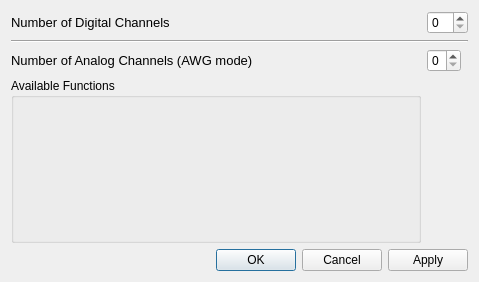
First picture: the form in gui/pulsed/ui_pulsed_main_gui_settings_block_gen.ui, repository Ulm-IQO/qudi, before the edit.
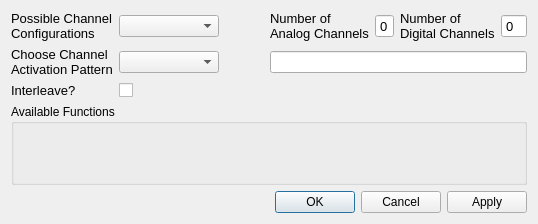
Second picture: the form after the edit.

Commit message: Completely restructure the Block Settings ui window for the needed purpose. Include more stuff, which can be chosen now.

The edit to the form file:
```diff
--- a/gui/pulsed/ui_pulsed_main_gui_settings_block_gen.ui
+++ b/gui/pulsed/ui_pulsed_main_gui_settings_block_gen.ui
@@ -6,28 +6,59 @@
    <rect>
     <x>0</x>
     <y>0</y>
-    <width>479</width>
-    <height>282</height>
+    <width>538</width>
+    <height>224</height>
    </rect>
   </property>
   <property name="windowTitle">
-   <string>qudi: Confocal - Settings</string>
+   <string>qudi: Pulsed - Block Generator Settings</string>
   </property>
   <layout class="QGridLayout" name="gridLayout_2">
-   <item row="2" column="0">
-    <widget class="QDialogButtonBox" name="buttonBox">
-     <property name="orientation">
-      <enum>Qt::Horizontal</enum>
-     </property>
-     <property name="standardButtons">
-      <set>QDialogButtonBox::Apply|QDialogButtonBox::Cancel|QDialogButtonBox::Ok</set>
-     </property>
-    </widget>
-   </item>
-   <item row="1" column="0">
+   <item row="0" column="0">
     <layout class="QGridLayout" name="gridLayout">
-     <item row="0" column="1">
+     <item row="5" column="0" colspan="7">
+      <widget class="QGroupBox" name="groupBox">
+       <property name="title">
+        <string>Available Functions</string>
+       </property>
+       <layout class="QGridLayout" name="gridLayout_4">
+        <item row="0" column="0">
+         <layout class="QGridLayout" name="gridLayout_3"/>
+        </item>
+       </layout>
+      </widget>
+     </item>
+     <item row="0" column="5">
+      <widget class="QLabel" name="label_3">
+       <property name="font">
+        <font>
+         <pointsize>10</pointsize>
+        </font>
+       </property>
+       <property name="text">
+        <string>&lt;html&gt;&lt;head/&gt;&lt;body&gt;&lt;p&gt;Number of &lt;br/&gt;Digital Channels&lt;/p&gt;&lt;/body&gt;&lt;/html&gt;</string>
+       </property>
+      </widget>
+     </item>
+     <item row="0" column="6">
       <widget class="QSpinBox" name="digital_channels_SpinBox">
+       <property name="maximumSize">
+        <size>
+         <width>40</width>
+         <height>16777215</height>
+        </size>
+       </property>
+       <property name="font">
+        <font>
+         <pointsize>10</pointsize>
+        </font>
+       </property>
+       <property name="readOnly">
+        <bool>true</bool>
+       </property>
+       <property name="buttonSymbols">
+        <enum>QAbstractSpinBox::NoButtons</enum>
+       </property>
        <property name="minimum">
         <number>0</number>
        </property>
@@ -39,19 +70,7 @@
        </property>
       </widget>
      </item>
-     <item row="0" column="0">
-      <widget class="QLabel" name="label_3">
-       <property name="font">
-        <font>
-         <pointsize>10</pointsize>
-        </font>
-       </property>
-       <property name="text">
-        <string>Number of Digital Channels</string>
-       </property>
-      </widget>
-     </item>
-     <item row="4" column="0">
+     <item row="0" column="3">
       <widget class="QLabel" name="label_4">
        <property name="font">
         <font>
@@ -59,11 +78,11 @@
         </font>
        </property>
        <property name="text">
-        <string>Number of Analog Channels (AWG mode)</string>
+        <string>&lt;html&gt;&lt;head/&gt;&lt;body&gt;&lt;p&gt;Number of &lt;br/&gt;Analog Channels&lt;/p&gt;&lt;/body&gt;&lt;/html&gt;</string>
        </property>
       </widget>
      </item>
-     <item row="4" column="1">
+     <item row="0" column="4">
       <widget class="QSpinBox" name="analog_channels_SpinBox">
        <property name="sizePolicy">
         <sizepolicy hsizetype="Maximum" vsizetype="Fixed">
@@ -71,32 +90,124 @@
          <verstretch>0</verstretch>
         </sizepolicy>
        </property>
+       <property name="maximumSize">
+        <size>
+         <width>40</width>
+         <height>16777215</height>
+        </size>
+       </property>
+       <property name="font">
+        <font>
+         <pointsize>10</pointsize>
+        </font>
+       </property>
+       <property name="readOnly">
+        <bool>true</bool>
+       </property>
+       <property name="buttonSymbols">
+        <enum>QAbstractSpinBox::NoButtons</enum>
+       </property>
        <property name="maximum">
         <number>4</number>
        </property>
       </widget>
      </item>
-     <item row="1" column="0" colspan="2">
-      <widget class="Line" name="line_2">
+     <item row="0" column="1">
+      <widget class="QComboBox" name="channel_config_ComboBox">
+       <property name="minimumSize">
+        <size>
+         <width>100</width>
+         <height>0</height>
+        </size>
+       </property>
+       <property name="maximumSize">
+        <size>
+         <width>100</width>
+         <height>16777215</height>
+        </size>
+       </property>
+      </widget>
+     </item>
+     <item row="0" column="0">
+      <widget class="QLabel" name="label">
+       <property name="font">
+        <font>
+         <pointsize>10</pointsize>
+        </font>
+       </property>
+       <property name="toolTip">
+        <string>&lt;html&gt;&lt;head/&gt;&lt;body&gt;&lt;p&gt;Choose one of the possible&lt;br/&gt;channel configuration which is&lt;br/&gt;dictated by the attached hardware.&lt;/p&gt;&lt;/body&gt;&lt;/html&gt;</string>
+       </property>
+       <property name="text">
+        <string>&lt;html&gt;&lt;head/&gt;&lt;body&gt;&lt;p&gt;Possible Channel &lt;br/&gt;Configurations&lt;/p&gt;&lt;/body&gt;&lt;/html&gt;</string>
+       </property>
+      </widget>
+     </item>
+     <item row="0" column="2">
+      <spacer name="horizontalSpacer">
        <property name="orientation">
         <enum>Qt::Horizontal</enum>
        </property>
+       <property name="sizeHint" stdset="0">
+        <size>
+         <width>40</width>
+         <height>20</height>
+        </size>
+       </property>
+      </spacer>
+     </item>
+     <item row="1" column="0">
+      <widget class="QLabel" name="label_2">
+       <property name="font">
+        <font>
+         <pointsize>10</pointsize>
+        </font>
+       </property>
+       <property name="toolTip">
+        <string>&lt;html&gt;&lt;head/&gt;&lt;body&gt;&lt;p&gt;If pulsing device supports separete&lt;br/&gt;channel activation, then you can&lt;br/&gt;choose here which channels to &lt;br/&gt;activate or deactivate by pressing&lt;br/&gt;the Pulser On/Off Button.&lt;br/&gt;A combination of all available AND&lt;br/&gt;independant channels will be given.&lt;/p&gt;&lt;/body&gt;&lt;/html&gt;</string>
+       </property>
+       <property name="text">
+        <string>&lt;html&gt;&lt;head/&gt;&lt;body&gt;&lt;p&gt;Choose Channel &lt;br/&gt;Activation Pattern&lt;/p&gt;&lt;/body&gt;&lt;/html&gt;</string>
+       </property>
       </widget>
      </item>
-     <item row="5" column="0">
-      <widget class="QGroupBox" name="groupBox">
-       <property name="title">
-        <string>Available Functions</string>
+     <item row="1" column="1">
+      <widget class="QComboBox" name="ch_activation_pattern_ComboBox"/>
+     </item>
+     <item row="1" column="3" colspan="4">
+      <widget class="QLineEdit" name="ch_activation_pattern_LineEdit"/>
+     </item>
+     <item row="2" column="0">
+      <widget class="QLabel" name="label_5">
+       <property name="font">
+        <font>
+         <pointsize>10</pointsize>
+        </font>
        </property>
-       <layout class="QGridLayout" name="gridLayout_4">
-        <item row="0" column="0">
-         <layout class="QGridLayout" name="gridLayout_3"/>
-        </item>
-       </layout>
+       <property name="text">
+        <string>Interleave?</string>
+       </property>
+      </widget>
+     </item>
+     <item row="2" column="1">
+      <widget class="QCheckBox" name="use_interleave_CheckBox">
+       <property name="text">
+        <string/>
+       </property>
       </widget>
      </item>
     </layout>
    </item>
+   <item row="2" column="0">
+    <widget class="QDialogButtonBox" name="buttonBox">
+     <property name="orientation">
+      <enum>Qt::Horizontal</enum>
+     </property>
+     <property name="standardButtons">
+      <set>QDialogButtonBox::Apply|QDialogButtonBox::Cancel|QDialogButtonBox::Ok</set>
+     </property>
+    </widget>
+   </item>
   </layout>
  </widget>
  <tabstops>
```
